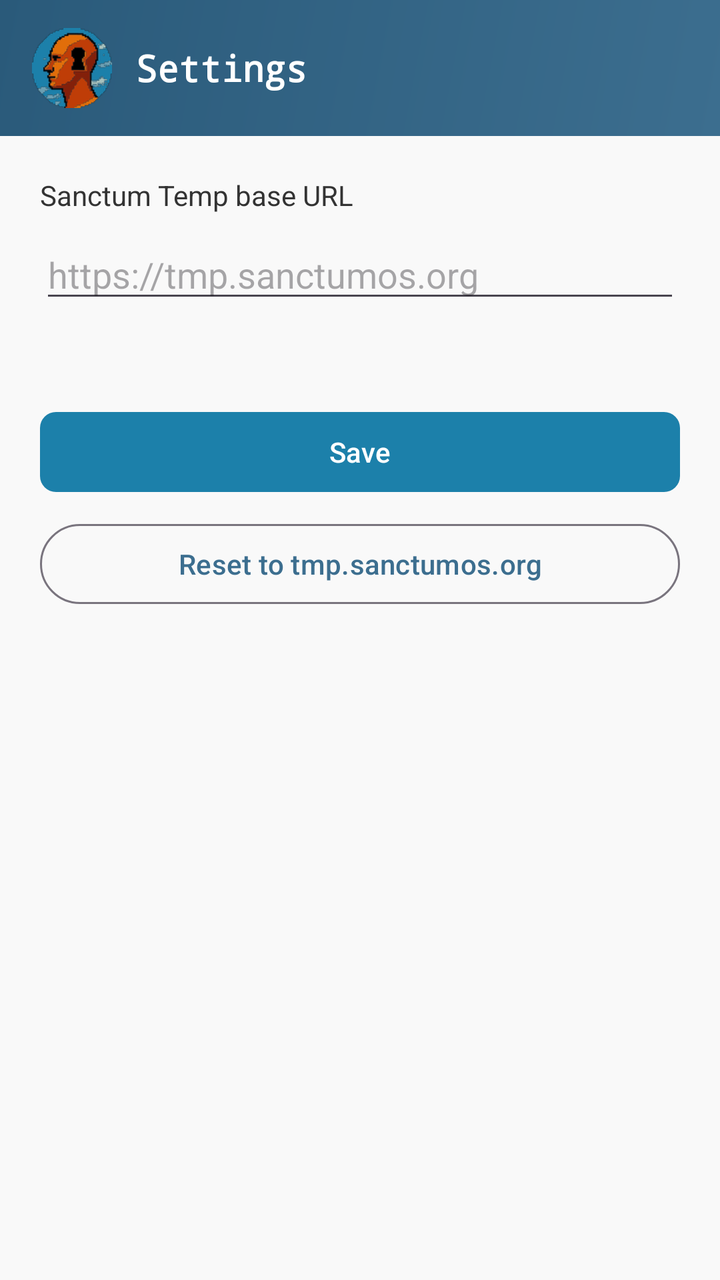
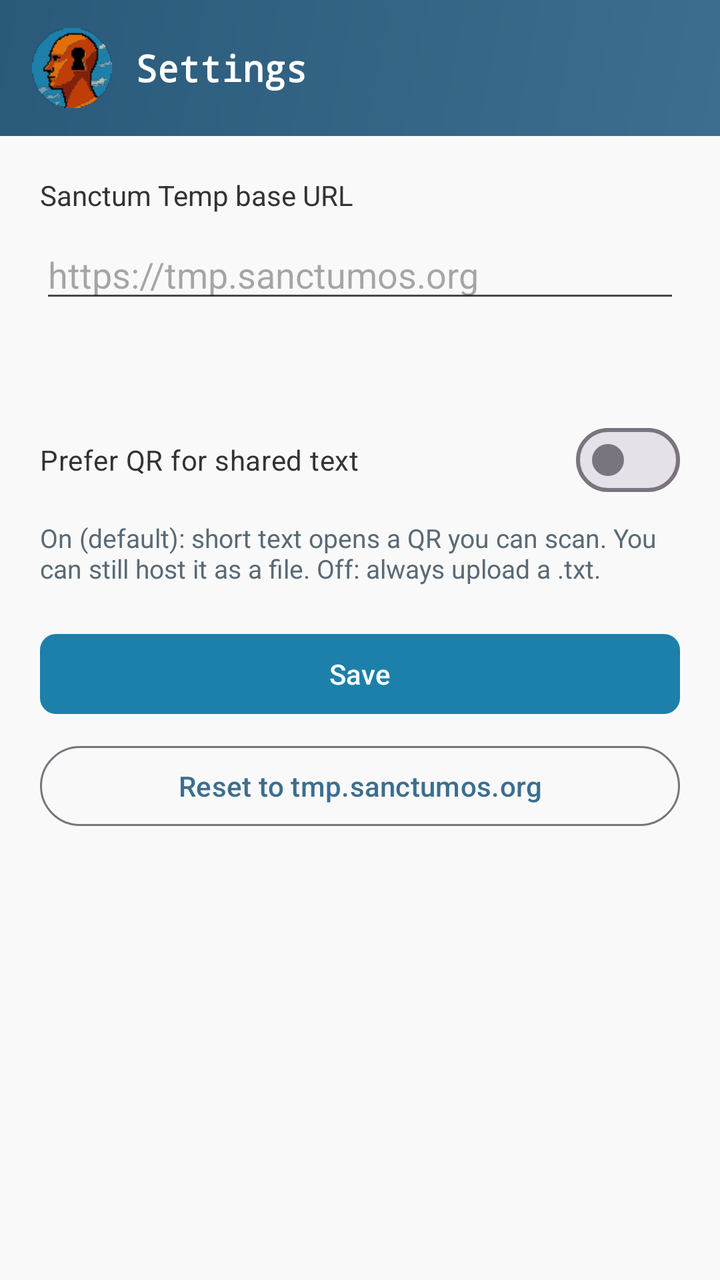

Two renders of the same Android screen: before a commit and after it. Below are the layout's source before the change and the commit's diff.
<!-- AndroidManifest.xml: application theme Theme.SanctumShare -->
<!-- res/layout/activity_settings.xml -->
<?xml version="1.0" encoding="utf-8"?>
<LinearLayout xmlns:android="http://schemas.android.com/apk/res/android"
    android:layout_width="match_parent"
    android:layout_height="match_parent"
    android:background="@color/sanctum_bg"
    android:orientation="vertical">

    <LinearLayout
        android:layout_width="match_parent"
        android:layout_height="wrap_content"
        android:background="@drawable/bg_site_bar"
        android:gravity="center_vertical"
        android:orientation="horizontal"
        android:paddingStart="16dp"
        android:paddingTop="14dp"
        android:paddingEnd="16dp"
        android:paddingBottom="14dp">

        <ImageView
            android:layout_width="40dp"
            android:layout_height="40dp"
            android:contentDescription="@string/org_line"
            android:src="@drawable/ic_sanctum_logo" />

        <TextView
            android:layout_width="wrap_content"
            android:layout_height="wrap_content"
            android:layout_marginStart="12dp"
            android:fontFamily="monospace"
            android:text="@string/settings_title"
            android:textColor="@color/sanctum_on_bar"
            android:textSize="18sp"
            android:textStyle="bold" />
    </LinearLayout>

    <LinearLayout
        android:layout_width="match_parent"
        android:layout_height="match_parent"
        android:orientation="vertical"
        android:padding="20dp">

        <TextView
            android:layout_width="match_parent"
            android:layout_height="wrap_content"
            android:text="@string/base_url_label"
            android:textColor="@color/sanctum_ink" />

        <EditText
            android:id="@+id/editBaseUrl"
            android:layout_width="match_parent"
            android:layout_height="wrap_content"
            android:layout_marginTop="8dp"
            android:hint="@string/base_url_hint"
            android:importantForAutofill="no"
            android:inputType="textUri" />

        <TextView
            android:id="@+id/textUploadPreview"
            android:layout_width="match_parent"
            android:layout_height="wrap_content"
            android:layout_marginTop="8dp"
            android:textColor="@color/sanctum_muted"
            android:textSize="13sp" />

        <com.google.android.material.button.MaterialButton
            android:id="@+id/buttonSave"
            android:layout_width="match_parent"
            android:layout_height="wrap_content"
            android:layout_marginTop="20dp"
            android:text="@string/save" />

        <com.google.android.material.button.MaterialButton
            android:id="@+id/buttonReset"
            style="@style/Widget.Material3.Button.OutlinedButton"
            android:layout_width="match_parent"
            android:layout_height="wrap_content"
            android:layout_marginTop="8dp"
            android:text="@string/reset_default" />
    </LinearLayout>
</LinearLayout>
<!-- resources referenced by this layout -->
<resources>
  <color name="sanctum_bg">#F9F9F9</color>
  <color name="sanctum_ink">#333333</color>
  <color name="sanctum_muted">#5A6A75</color>
  <color name="sanctum_on_bar">#FFFFFF</color>
  <!-- drawable bg_site_bar (drawable) -->
  <?xml version="1.0" encoding="utf-8"?>
  <shape xmlns:android="http://schemas.android.com/apk/res/android">
      <gradient
          android:angle="135"
          android:endColor="@color/sanctum_slate_deep"
          android:startColor="@color/sanctum_slate"
          android:type="linear" />
  </shape>
  <!-- drawable ic_sanctum_logo: png bitmap (drawable, 31994 bytes) -->
  <string name="base_url_hint">https://tmp.sanctumos.org</string>
  <string name="base_url_label">Sanctum Temp base URL</string>
  <string name="org_line">SanctumOS</string>
  <string name="reset_default">Reset to tmp.sanctumos.org</string>
  <string name="save">Save</string>
  <string name="settings_title">Settings</string>
  <style name="Theme.SanctumShare" parent="Theme.Material3.Light.NoActionBar">
          <item name="colorPrimary">@color/sanctum_slate</item>
          <item name="colorPrimaryContainer">@color/sanctum_primary</item>
          <item name="colorSecondary">@color/sanctum_secondary</item>
          <item name="colorOnPrimary">@color/sanctum_on_bar</item>
          <item name="android:statusBarColor">@color/sanctum_slate_deep</item>
          <item name="android:navigationBarColor">@color/sanctum_bg</item>
          <item name="android:windowBackground">@color/sanctum_bg</item>
          <item name="android:textColorPrimary">@color/sanctum_ink</item>
          <item name="android:windowLightStatusBar">false</item>
          <item name="materialButtonStyle">@style/Widget.SanctumShare.Button</item>
      </style>
  <color name="sanctum_slate_deep">#2A5A7A</color>
  <color name="sanctum_slate">#3C6E8F</color>
  <color name="sanctum_primary">#1C80AA</color>
  <color name="sanctum_secondary">#E16E0A</color>
  <style name="Widget.SanctumShare.Button" parent="Widget.Material3.Button">
          <item name="backgroundTint">@color/sanctum_primary</item>
          <item name="android:textColor">@color/sanctum_on_bar</item>
          <item name="cornerRadius">8dp</item>
      </style>
</resources>

<!-- the commit's change to res/layout/activity_settings.xml (unified diff, before → after) -->
@@ -33,48 +33,70 @@
             android:textStyle="bold" />
     </LinearLayout>
 
-    <LinearLayout
+    <ScrollView
         android:layout_width="match_parent"
         android:layout_height="match_parent"
-        android:orientation="vertical"
-        android:padding="20dp">
+        android:fillViewport="true">
 
-        <TextView
+        <LinearLayout
             android:layout_width="match_parent"
             android:layout_height="wrap_content"
-            android:text="@string/base_url_label"
-            android:textColor="@color/sanctum_ink" />
+            android:orientation="vertical"
+            android:padding="20dp">
 
-        <EditText
-            android:id="@+id/editBaseUrl"
-            android:layout_width="match_parent"
-            android:layout_height="wrap_content"
-            android:layout_marginTop="8dp"
-            android:hint="@string/base_url_hint"
-            android:importantForAutofill="no"
-            android:inputType="textUri" />
+            <TextView
+                android:layout_width="match_parent"
+                android:layout_height="wrap_content"
+                android:text="@string/base_url_label"
+                android:textColor="@color/sanctum_ink" />
 
-        <TextView
-            android:id="@+id/textUploadPreview"
-            android:layout_width="match_parent"
-            android:layout_height="wrap_content"
-            android:layout_marginTop="8dp"
-            android:textColor="@color/sanctum_muted"
-            android:textSize="13sp" />
+            <EditText
+                android:id="@+id/editBaseUrl"
+                android:layout_width="match_parent"
+                android:layout_height="wrap_content"
+                android:layout_marginTop="8dp"
+                android:hint="@string/base_url_hint"
+                android:importantForAutofill="no"
+                android:inputType="textUri" />
 
-        <com.google.android.material.button.MaterialButton
-            android:id="@+id/buttonSave"
-            android:layout_width="match_parent"
-            android:layout_height="wrap_content"
-            android:layout_marginTop="20dp"
-            android:text="@string/save" />
+            <TextView
+                android:id="@+id/textUploadPreview"
+                android:layout_width="match_parent"
+                android:layout_height="wrap_content"
+                android:layout_marginTop="8dp"
+                android:textColor="@color/sanctum_muted"
+                android:textSize="13sp" />
 
-        <com.google.android.material.button.MaterialButton
-            android:id="@+id/buttonReset"
-            style="@style/Widget.Material3.Button.OutlinedButton"
-            android:layout_width="match_parent"
-            android:layout_height="wrap_content"
-            android:layout_marginTop="8dp"
-            android:text="@string/reset_default" />
-    </LinearLayout>
+            <com.google.android.material.materialswitch.MaterialSwitch
+                android:id="@+id/switchPreferQr"
+                android:layout_width="match_parent"
+                android:layout_height="wrap_content"
+                android:layout_marginTop="24dp"
+                android:text="@string/prefer_qr_label"
+                android:textColor="@color/sanctum_ink" />
+
+            <TextView
+                android:layout_width="match_parent"
+                android:layout_height="wrap_content"
+                android:layout_marginTop="6dp"
+                android:text="@string/prefer_qr_help"
+                android:textColor="@color/sanctum_muted"
+                android:textSize="13sp" />
+
+            <com.google.android.material.button.MaterialButton
+                android:id="@+id/buttonSave"
+                android:layout_width="match_parent"
+                android:layout_height="wrap_content"
+                android:layout_marginTop="20dp"
+                android:text="@string/save" />
+
+            <com.google.android.material.button.MaterialButton
+                android:id="@+id/buttonReset"
+                style="@style/Widget.Material3.Button.OutlinedButton"
+                android:layout_width="match_parent"
+                android:layout_height="wrap_content"
+                android:layout_marginTop="8dp"
+                android:text="@string/reset_default" />
+        </LinearLayout>
+    </ScrollView>
 </LinearLayout>
<!-- resource entries referenced after the edit -->
@@ -17,6 +17,8 @@
   <string name="base_url_hint">https://tmp.sanctumos.org</string>
   <string name="base_url_label">Sanctum Temp base URL</string>
   <string name="org_line">SanctumOS</string>
+  <string name="prefer_qr_help">On (default): short text opens a QR you can scan. You can still host it as a file. Off: always upload a .txt.</string>
+  <string name="prefer_qr_label">Prefer QR for shared text</string>
   <string name="reset_default">Reset to tmp.sanctumos.org</string>
   <string name="save">Save</string>
   <string name="settings_title">Settings</string>
